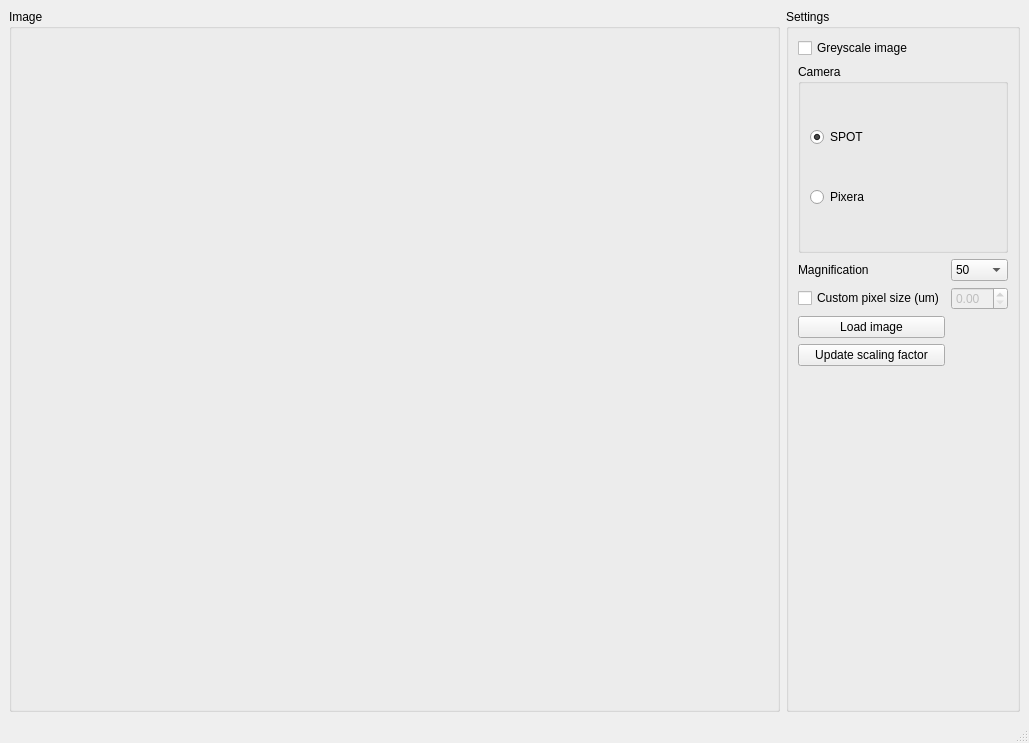
Before: the Qt Designer form PythonGUI_apps/Image_analysis/image_analysis_gui.ui in SarthakJariwala/Python_GUI_apps, drawn with Qt 5.
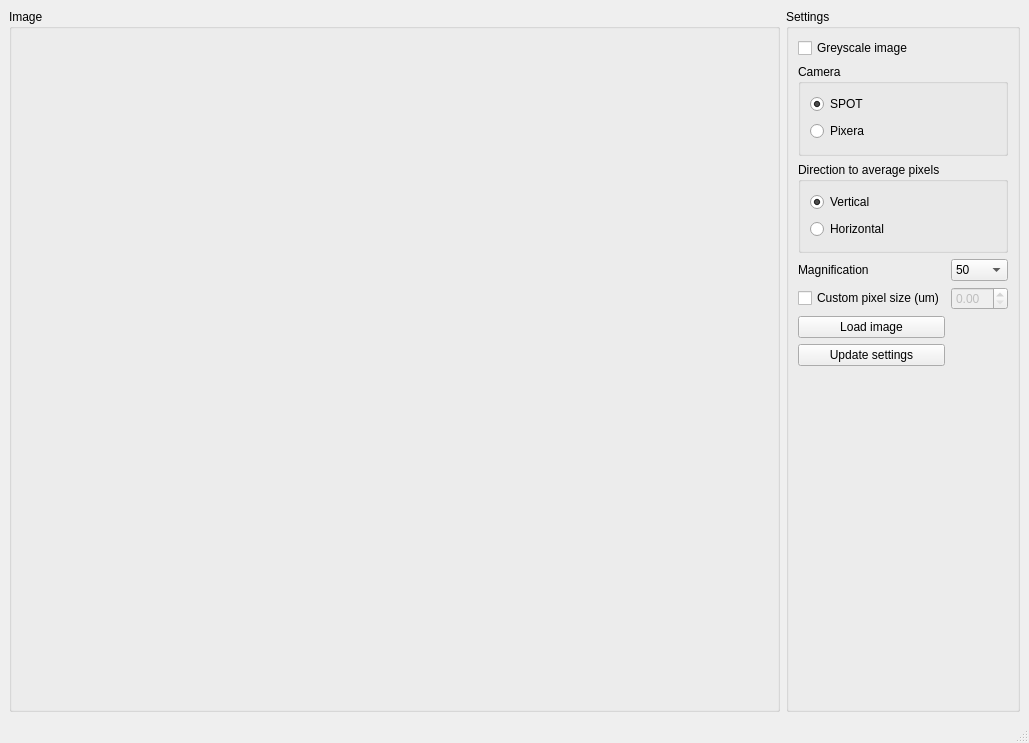
After: the same form once the commit is applied.

Commit message: fix roi plot orientationm spot greyscale

```diff
--- a/PythonGUI_apps/Image_analysis/image_analysis_gui.ui
+++ b/PythonGUI_apps/Image_analysis/image_analysis_gui.ui
@@ -51,13 +51,6 @@
        </item>
        <item row="0" column="0">
         <layout class="QGridLayout" name="gridLayout">
-         <item row="6" column="0">
-          <widget class="QPushButton" name="load_image_pushButton">
-           <property name="text">
-            <string>Load image</string>
-           </property>
-          </widget>
-         </item>
          <item row="0" column="0">
           <widget class="QCheckBox" name="greyscale_checkBox">
            <property name="text">
@@ -65,7 +58,14 @@
            </property>
           </widget>
          </item>
-         <item row="3" column="1">
+         <item row="7" column="0">
+          <widget class="QPushButton" name="load_image_pushButton">
+           <property name="text">
+            <string>Load image</string>
+           </property>
+          </widget>
+         </item>
+         <item row="4" column="1">
           <widget class="QComboBox" name="magnification_comboBox">
            <item>
             <property name="text">
@@ -89,27 +89,34 @@
            </item>
           </widget>
          </item>
-         <item row="3" column="0">
+         <item row="4" column="0">
           <widget class="QLabel" name="label_7">
            <property name="text">
             <string>Magnification</string>
            </property>
           </widget>
          </item>
-         <item row="5" column="0">
-          <widget class="QCheckBox" name="custom_pixel_size_checkBox">
+         <item row="9" column="0">
+          <widget class="QPushButton" name="update_scaling_factor_pushButton">
            <property name="text">
-            <string>Custom pixel size (um)</string>
+            <string>Update settings</string>
            </property>
           </widget>
          </item>
-         <item row="5" column="1">
+         <item row="6" column="1">
           <widget class="QDoubleSpinBox" name="custom_pixel_size_spinBox">
            <property name="enabled">
             <bool>false</bool>
            </property>
           </widget>
          </item>
+         <item row="6" column="0">
+          <widget class="QCheckBox" name="custom_pixel_size_checkBox">
+           <property name="text">
+            <string>Custom pixel size (um)</string>
+           </property>
+          </widget>
+         </item>
          <item row="2" column="0" colspan="2">
           <widget class="QGroupBox" name="groupBox">
            <property name="title">
@@ -136,11 +143,30 @@
            </layout>
           </widget>
          </item>
-         <item row="8" column="0">
-          <widget class="QPushButton" name="update_scaling_factor_pushButton">
-           <property name="text">
-            <string>Update scaling factor</string>
+         <item row="3" column="0" colspan="2">
+          <widget class="QGroupBox" name="groupBox_3">
+           <property name="title">
+            <string>Direction to average pixels</string>
            </property>
+           <layout class="QGridLayout" name="gridLayout_5">
+            <item row="0" column="0">
+             <widget class="QRadioButton" name="vertical_radioButton">
+              <property name="text">
+               <string>Vertical</string>
+              </property>
+              <property name="checked">
+               <bool>true</bool>
+              </property>
+             </widget>
+            </item>
+            <item row="1" column="0">
+             <widget class="QRadioButton" name="horizontal_radioButton">
+              <property name="text">
+               <string>Horizontal</string>
+              </property>
+             </widget>
+            </item>
+           </layout>
           </widget>
          </item>
         </layout>
```
The commit also changes 2 other files.
